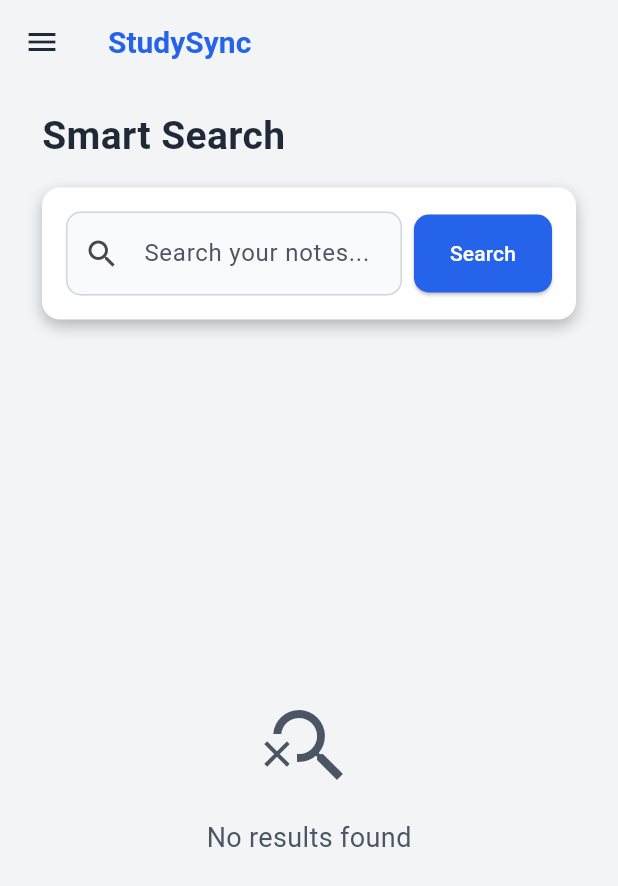
After one commit to aunnoman1/studysync, a Flutter app: the screen it shows once a user with an empty profile is signed in, in the side drawer, after a tap on "Search", on a phone screen of 412 x 824 dp. The commit adds this screen. Shown: the top 886 px of the screen. Run offline on Flutter 3.47's test engine with Material 3 defaults, Android fonts, the phone set to English and light mode, and no system bars; our stand-ins replace flutter_dotenv, flutter_markdown, image_picker, objectbox, supabase_flutter; missing offline and left inert: file_selector; accounts and stored records are empty; generated files the repository leaves out were written again.

Commit message:
implemented smart search feature

```diff
--- a/app/lib/app.dart
+++ b/app/lib/app.dart
@@ -9,12 +9,14 @@ import 'pages/note_photo_view_page.dart';
 import 'pages/ai_tutor_page.dart';
 import 'pages/community_page.dart';
 import 'pages/profile_page.dart';
+import 'pages/search_page.dart';
 import 'theme.dart';
 import 'widgets/sidebar.dart';
 import 'objectbox.dart';
 import 'services/ocr_service.dart';
 import 'services/embedding_service.dart';
 import 'services/ask_service.dart';
+import 'services/search_service.dart';
 import 'dart:typed_data';
 import 'objectbox.g.dart';
 import 'env.dart';
@@ -64,11 +66,16 @@ class _AppShellState extends State<_AppShell> {
   final Set<int> _embInProgress = <int>{};
   final Set<int> _embFailed = <int>{};
   late final AskService _askService;
+  late final SearchService _searchService;
 
   @override
   void initState() {
     super.initState();
     _askService = AskService(baseUrl: Env.askUrl);
+    _searchService = SearchService(
+      db: widget.db,
+      embeddingService: EmbeddingService(baseUrl: Env.embeddingUrl),
+    );
     // Load persisted notes
     final loaded = widget.db.noteBox.getAll();
     loaded.sort((a, b) => b.createdAt.compareTo(a.createdAt));
@@ -386,6 +393,17 @@ class _AppShellState extends State<_AppShell> {
           capturedNotes: _notes,
           onOpenCaptured: _openCaptured,
           onDeleteCaptured: _deleteCaptured,
+        );
+      case ActiveTab.search:
+        return SearchPage(
+          searchService: _searchService,
+          onOpenNote: (note) {
+            setState(() {
+              // Switch to "My Notes" tab context but open the specific note
+              activeTab = ActiveTab.myNotes;
+            });
+            _openCaptured(note);
+          },
         );
       case ActiveTab.aiTutor:
         return AITutorPage(
--- /dev/null
+++ b/app/lib/pages/search_page.dart
@@ -0,0 +1,221 @@
+import 'package:flutter/material.dart';
+import '../services/search_service.dart';
+import '../models/note_record.dart';
+import '../theme.dart';
+
+class SearchPage extends StatefulWidget {
+  final SearchService searchService;
+  final void Function(NoteRecord note) onOpenNote;
+
+  const SearchPage({
+    super.key,
+    required this.searchService,
+    required this.onOpenNote,
+  });
+
+  @override
+  State<SearchPage> createState() => _SearchPageState();
+}
+
+class _SearchPageState extends State<SearchPage> {
+  final TextEditingController _controller = TextEditingController();
+  List<SearchResult> _results = [];
+  bool _isLoading = false;
+  String? _error;
+
+  Future<void> _performSearch() async {
+    final query = _controller.text.trim();
+    if (query.isEmpty) return;
+
+    setState(() {
+      _isLoading = true;
+      _error = null;
+    });
+
+    try {
+      final results = await widget.searchService.searchNotes(query);
+      setState(() {
+        _results = results;
+      });
+    } catch (e) {
+      setState(() {
+        _error = 'Search failed: $e';
+      });
+    } finally {
+      setState(() {
+        _isLoading = false;
+      });
+    }
+  }
+
+  @override
+  Widget build(BuildContext context) {
+    return Padding(
+      padding: const EdgeInsets.all(16),
+      child: Column(
+        crossAxisAlignment: CrossAxisAlignment.start,
+        children: [
+          const Text(
+            'Smart Search',
+            style: TextStyle(
+              fontSize: 26,
+              fontWeight: FontWeight.bold,
+              color: AppTheme.textPrimary,
+            ),
+          ),
+          const SizedBox(height: 16),
+          Container(
+            decoration: BoxDecoration(
+              color: AppTheme.surface,
+              borderRadius: BorderRadius.circular(12),
+              boxShadow: const [
+                BoxShadow(
+                  color: Colors.black26,
+                  blurRadius: 8,
+                  offset: Offset(0, 4),
+                ),
+              ],
+            ),
+            padding: const EdgeInsets.all(16),
+            child: Column(
+              children: [
+                Row(
+                  children: [
+                    Expanded(
+                      child: TextField(
+                        controller: _controller,
+                        decoration: const InputDecoration(
+                          hintText: 'Search your notes...',
+                          prefixIcon: Icon(Icons.search),
+                        ),
+                        onSubmitted: (_) => _performSearch(),
+                      ),
+                    ),
+                    const SizedBox(width: 8),
+                    ElevatedButton(
+                      onPressed: _isLoading ? null : _performSearch,
+                      style: ElevatedButton.styleFrom(
+                        padding: const EdgeInsets.symmetric(
+                          horizontal: 24,
+                          vertical: 16,
+                        ),
+                      ),
+                      child: _isLoading
+                          ? const SizedBox(
+                              width: 20,
+                              height: 20,
+                              child: CircularProgressIndicator(strokeWidth: 2),
+                            )
+                          : const Text('Search'),
+                    ),
+                  ],
+                ),
+              ],
+            ),
+          ),
+          const SizedBox(height: 16),
+          if (_error != null)
+            Padding(
+              padding: const EdgeInsets.only(bottom: 16),
+              child: Text(
+                _error!,
+                style: const TextStyle(color: Colors.red),
+              ),
+            ),
+          Expanded(
+            child: _results.isEmpty && !_isLoading
+                ? Center(
+                    child: Column(
+                      mainAxisAlignment: MainAxisAlignment.center,
+                      children: const [
+                        Icon(
+                          Icons.search_off_outlined,
+                          size: 64,
+                          color: AppTheme.textSecondary,
+                        ),
+                        SizedBox(height: 16),
+                        Text(
+                          'No results found',
+                          style: TextStyle(
+                            color: AppTheme.textSecondary,
+                            fontSize: 18,
+                          ),
+                        ),
+                      ],
+                    ),
+                  )
+                : ListView.builder(
+                    itemCount: _results.length,
+                    itemBuilder: (context, index) {
+                      final result = _results[index];
+                      return Card(
+                        margin: const EdgeInsets.only(bottom: 12),
+                        color: AppTheme.surface,
+                        shape: RoundedRectangleBorder(
+                          borderRadius: BorderRadius.circular(10),
+                          side: const BorderSide(color: AppTheme.border),
+                        ),
+                        child: InkWell(
+                          onTap: () => widget.onOpenNote(result.note),
+                          borderRadius: BorderRadius.circular(10),
+                          child: Padding(
+                            padding: const EdgeInsets.all(16),
+                            child: Column(
+                              crossAxisAlignment: CrossAxisAlignment.start,
+                              children: [
+                                Row(
+                                  mainAxisAlignment:
+                                      MainAxisAlignment.spaceBetween,
+                                  children: [
+                                    Text(
+                                      result.note.title.isEmpty
+                                          ? 'Untitled Note'
+                                          : result.note.title,
+                                      style: const TextStyle(
+                                        fontWeight: FontWeight.bold,
+                                        fontSize: 18,
+                                        color: AppTheme.textPrimary,
+                                      ),
+                                    ),
+                                    Container(
+                                      padding: const EdgeInsets.symmetric(
+                                        horizontal: 8,
+                                        vertical: 4,
+                                      ),
+                                      decoration: BoxDecoration(
+                                        color: AppTheme.lightInputFill,
+                                        borderRadius: BorderRadius.circular(4),
+                                      ),
+                                      child: Text(
+                                        result.note.course,
+                                        style: const TextStyle(
+                                          fontSize: 12,
+                                          color: AppTheme.textSecondary,
+                                        ),
+                                      ),
+                                    ),
+                                  ],
+                                ),
+                                const SizedBox(height: 8),
+                                Text(
+                                  '...${result.matchingChunk}...',
+                                  maxLines: 2,
+                                  overflow: TextOverflow.ellipsis,
+                                  style: const TextStyle(
+                                    color: AppTheme.textSecondary,
+                                    fontStyle: FontStyle.italic,
+                                  ),
+                                ),
+                              ],
+                            ),
+                          ),
+                        ),
+                      );
+                    },
+                  ),
+          ),
+        ],
+      ),
+    );
+  }
+}
--- /dev/null
+++ b/app/lib/services/search_service.dart
@@ -0,0 +1,102 @@
+import 'package:objectbox/objectbox.dart' as obx; // library
+import '../objectbox.dart'; // your helper class
+import '../models/note_record.dart';
+import '../objectbox.g.dart';
+import 'embedding_service.dart';
+
+class SearchResult {
+  final NoteRecord note;
+  final double score;
+  final String matchingChunk;
+
+  SearchResult({
+    required this.note,
+    required this.score,
+    required this.matchingChunk,
+  });
+}
+
+class SearchService {
+  final ObjectBox db;
+  final EmbeddingService embeddingService;
+
+  SearchService({required this.db, required this.embeddingService});
+
+  /// 1. Embeds the query using the remote service.
+  /// 2. Performs a nearest neighbor search on local TextChunks.
+  /// 3. Returns unique notes sorted by relevance score.
+  /// [maxDistance] - Filter results. Lower is stricter (0.0 = exact match).
+  /// For normalized vectors (Cosine/Euclidean):
+  /// 0.0 = Identical, ~1.0 = 60 degrees apart, ~1.414 = Orthogonal (90 deg).
+  /// A threshold of 1.3-1.4 usually captures relevant semantic matches.
+  Future<List<SearchResult>> searchNotes(String query, {int limit = 10, double maxDistance = 1.4}) async {
+    if (query.trim().isEmpty) return [];
+
+    print('[Search] Searching for: "$query"');
+
+    // 0. Check if we have any chunks at all
+    final totalChunks = db.textChunkBox.count();
+    print('[Search] Total text chunks in DB: $totalChunks');
+    if (totalChunks == 0) {
+      print('[Search] DB is empty, nothing to search.');
+      return [];
+    }
+
+    // 1. Get embedding for the query
+    final queryVector = await embeddingService.embed(query);
+    print('[Search] Generated query vector of length: ${queryVector.length}');
+
+    // 2. Query ObjectBox using nearest neighbor search
+    // Note: We search for more chunks than the final limit to account for
+    // multiple chunks belonging to the same note.
+    final q = db.textChunkBox.query(
+      TextChunk_.embedding.nearestNeighborsF32(
+        queryVector,
+        limit * 5, // Fetch even more candidates before filtering
+      ),
+    ).build();
+
+    final chunks = q.findWithScores(); // Returns List<ObjectWithScore<TextChunk>>
+    print('[Search] Raw nearest neighbor results found: ${chunks.length}');
+
+    // Log top 3 scores to see what range we are dealing with
+    for (var i = 0; i < chunks.length && i < 3; i++) {
+      print('[Search] Result $i: Score=${chunks[i].score}, Chunk="${chunks[i].object.chunkText.substring(0, 20)}..."');
+    }
+
+    q.close();
+
+    // 3. Deduplicate by Note ID, keeping the highest score (smallest distance)
+    final Map<int, SearchResult> bestMatches = {};
+
+    for (final result in chunks) {
+      // Filter out low-relevance results
+      if (result.score > maxDistance) {
+        // print('[Search] Filtering out result with score ${result.score} > $maxDistance');
+        continue;
+      }
+
+      final chunk = result.object;
+      final note = chunk.note.target;
+
+      // Skip if note is deleted or null
+      if (note == null) continue;
+
+      if (!bestMatches.containsKey(note.id)) {
+        bestMatches[note.id] = SearchResult(
+          note: note,
+          score: result.score,
+          matchingChunk: chunk.chunkText,
+        );
+      }
+    }
+
+    final results = bestMatches.values.toList();
+    print('[Search] Final results after deduplication & filtering: ${results.length}');
+
+    // Sort by score (ascending distance = descending relevance)
+    results.sort((a, b) => a.score.compareTo(b.score));
+
+    return results.take(limit).toList();
+  }
+}
--- a/app/lib/widgets/sidebar.dart
+++ b/app/lib/widgets/sidebar.dart
@@ -1,7 +1,7 @@
 import 'package:flutter/material.dart';
 import '../theme.dart';
 
-enum ActiveTab { dashboard, myNotes, aiTutor, community, profile }
+enum ActiveTab { dashboard, myNotes, search, aiTutor, community, profile }
 
 class Sidebar extends StatelessWidget {
   final ActiveTab activeTab;
@@ -29,6 +29,11 @@ class Sidebar extends StatelessWidget {
         id: ActiveTab.myNotes,
         label: 'My Notes',
         icon: Icons.description_outlined,
+      ),
+      _NavItem(
+        id: ActiveTab.search,
+        label: 'Search',
+        icon: Icons.search_outlined,
       ),
       _NavItem(
         id: ActiveTab.aiTutor,
```
Also changed, not shown: app/lib/services/embedding_service.dart (+17 -0 lines).
